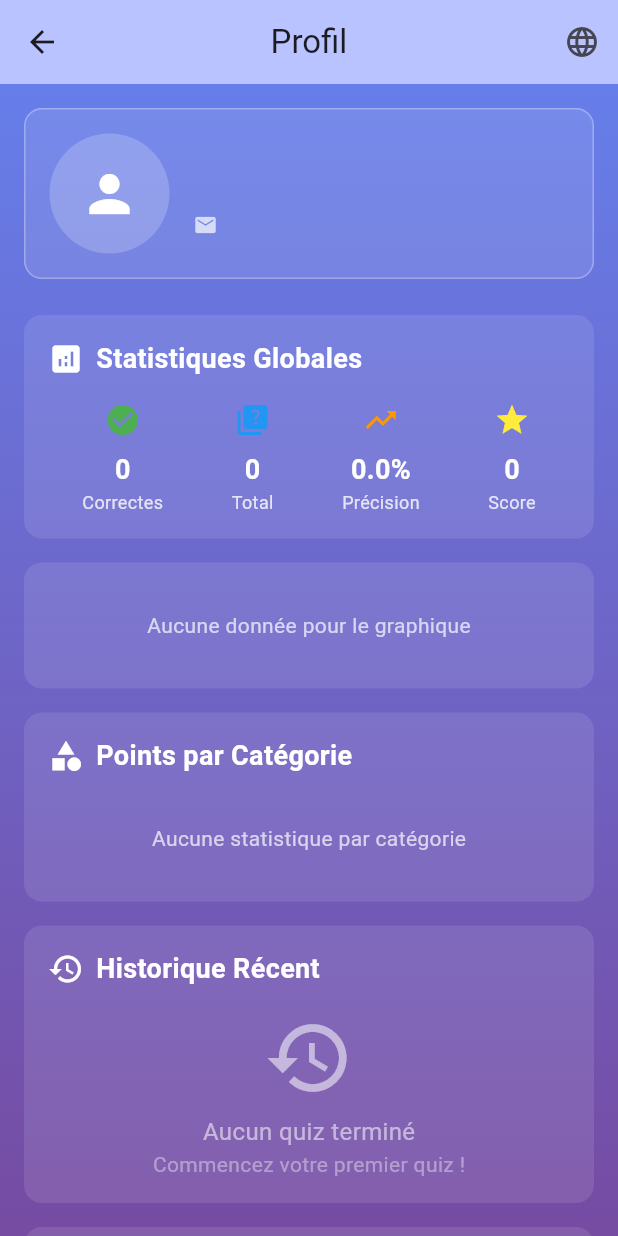
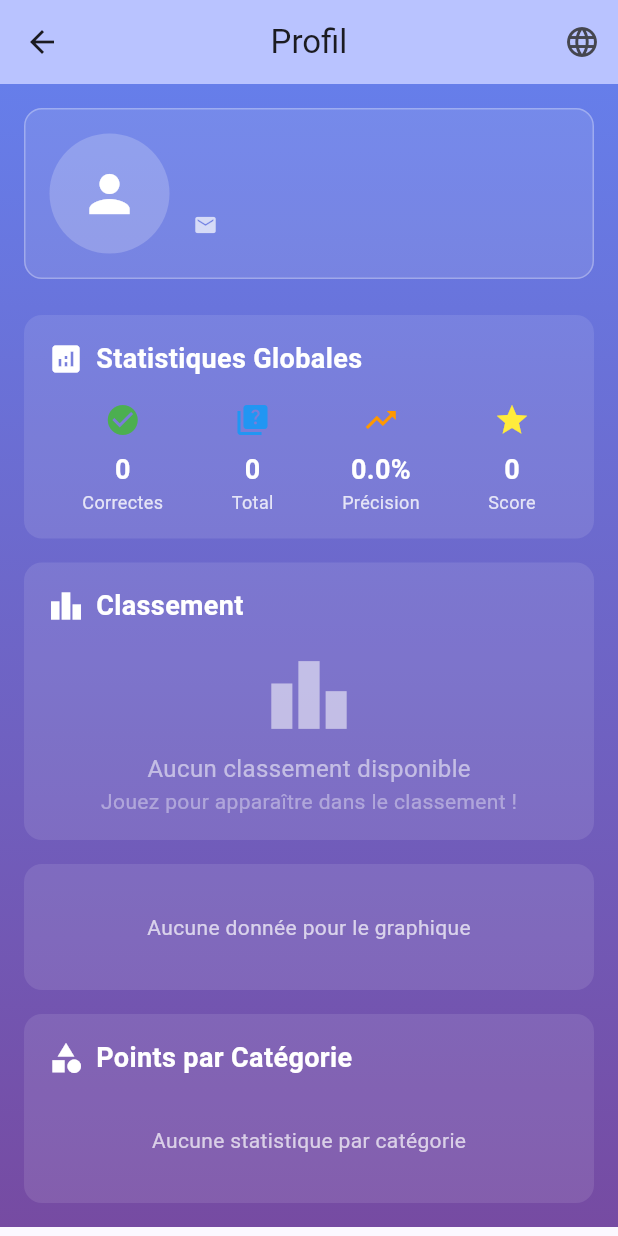
Before and after one commit to Yohann76/app_quiz_hub, a Flutter app: the ProfileScreen screen opened by its route, on a phone screen of 412 x 824 dp. Run offline on Flutter 3.47's test engine with Material 3 defaults, Android fonts, the phone set to English and light mode, and no system bars; our stand-ins replace fl_chart, flutter_dotenv, shared_preferences, supabase_flutter; accounts and stored records are empty.

Commit message:
feat remove historie section in profil page

```diff
--- a/lib/features/profile/profile_screen.dart
+++ b/lib/features/profile/profile_screen.dart
@@ -177,6 +177,11 @@ class _ProfileScreenState extends State<ProfileScreen> {
 
                 const SizedBox(height: AppConstants.defaultPadding),
 
+                // Classement
+                _LeaderboardCard(),
+
+                const SizedBox(height: AppConstants.defaultPadding),
+
                 // Graphique en forme d'araignée par catégorie
                 _CategoryRadarChartCard(stats: _userStats),
 
@@ -184,16 +189,6 @@ class _ProfileScreenState extends State<ProfileScreen> {
 
                 // Points par catégorie
                 _CategoryStatsCard(stats: _userStats),
-
-                const SizedBox(height: AppConstants.defaultPadding),
-
-                // Historique des dernières questions
-                _RecentHistoryCard(),
-
-                const SizedBox(height: AppConstants.defaultPadding),
-
-                // Classement
-                _LeaderboardCard(),
               ],
             ),
           ),
@@ -793,69 +788,6 @@ class _CategoryProgress extends StatelessWidget {
   }
 }
 
-class _RecentHistoryCard extends StatelessWidget {
-  @override
-  Widget build(BuildContext context) {
-    return Container(
-      padding: const EdgeInsets.all(AppConstants.defaultPadding),
-      decoration: BoxDecoration(
-        color: Colors.white.withValues(alpha: 0.1),
-        borderRadius: BorderRadius.circular(AppConstants.borderRadius),
-      ),
-      child: Column(
-        crossAxisAlignment: CrossAxisAlignment.start,
-        children: [
-          Row(
-            children: [
-              Icon(
-                Icons.history,
-                color: Colors.white,
-                size: 24,
-              ),
-              const SizedBox(width: AppConstants.smallPadding),
-              const Text(
-                'Historique Récent',
-                style: TextStyle(
-                  color: Colors.white,
-                  fontSize: 18,
-                  fontWeight: FontWeight.bold,
-                ),
-              ),
-            ],
-          ),
-          const SizedBox(height: AppConstants.defaultPadding),
-          const Center(
-            child: Column(
-              children: [
-                Icon(
-                  Icons.history,
-                  size: 60,
-                  color: Colors.white54,
-                ),
-                SizedBox(height: AppConstants.smallPadding),
-                Text(
-                  'Aucun quiz terminé',
-                  style: TextStyle(
-                    color: Colors.white54,
-                    fontSize: 16,
-                  ),
-                ),
-                Text(
-                  'Commencez votre premier quiz !',
-                  style: TextStyle(
-                    color: Colors.white38,
-                    fontSize: 14,
-                  ),
-                ),
-              ],
-            ),
-          ),
-        ],
-      ),
-    );
-  }
-}
-
 class _LeaderboardCard extends StatelessWidget {
   @override
   Widget build(BuildContext context) {
```
Also changed, not shown: 1 other file.
